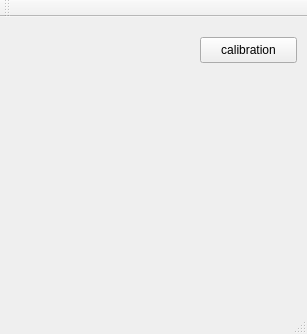
First picture: the form in peace_love_and_linux/mainwindow.ui, repository OATOMO/peace_love_and_linux, before the edit.
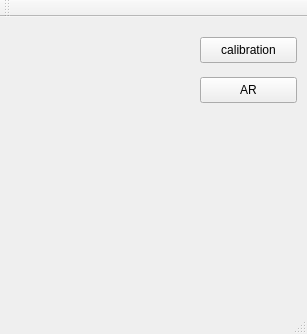
Second picture: the form after the edit.

The edit to the form file:
```diff
--- a/peace_love_and_linux/mainwindow.ui
+++ b/peace_love_and_linux/mainwindow.ui
@@ -27,6 +27,19 @@
      <string>calibration</string>
     </property>
    </widget>
+   <widget class="QPushButton" name="ARPushButton">
+    <property name="geometry">
+     <rect>
+      <x>200</x>
+      <y>60</y>
+      <width>97</width>
+      <height>26</height>
+     </rect>
+    </property>
+    <property name="text">
+     <string>AR</string>
+    </property>
+   </widget>
   </widget>
   <widget class="QMenuBar" name="menuBar">
    <property name="geometry">
```
